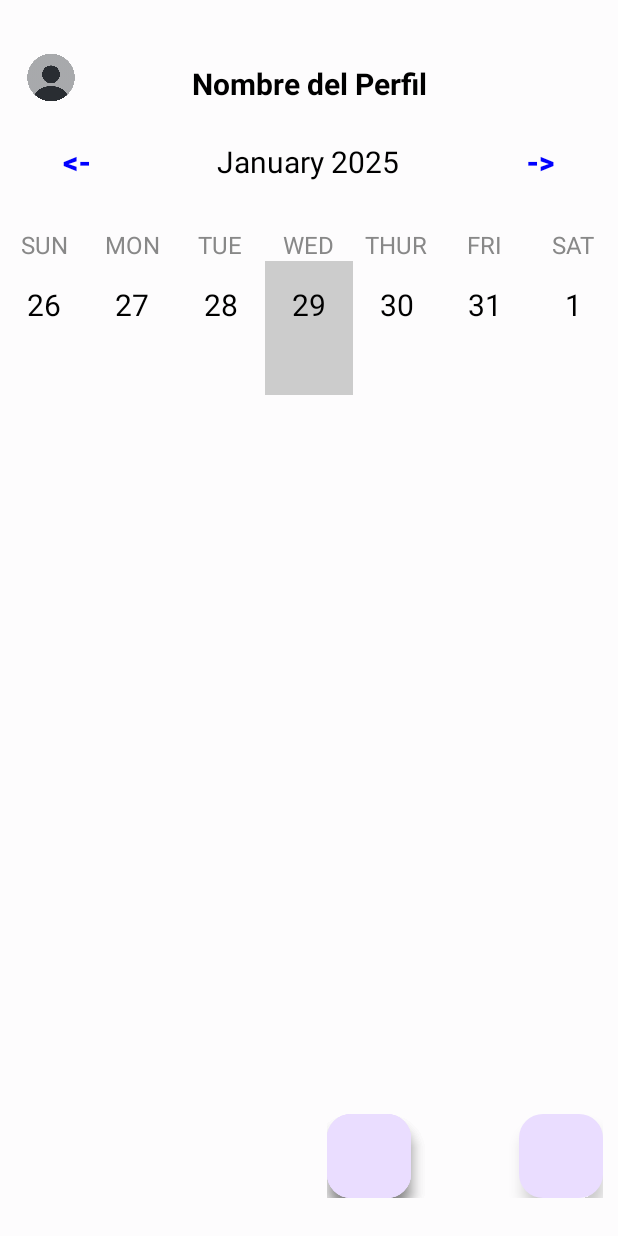
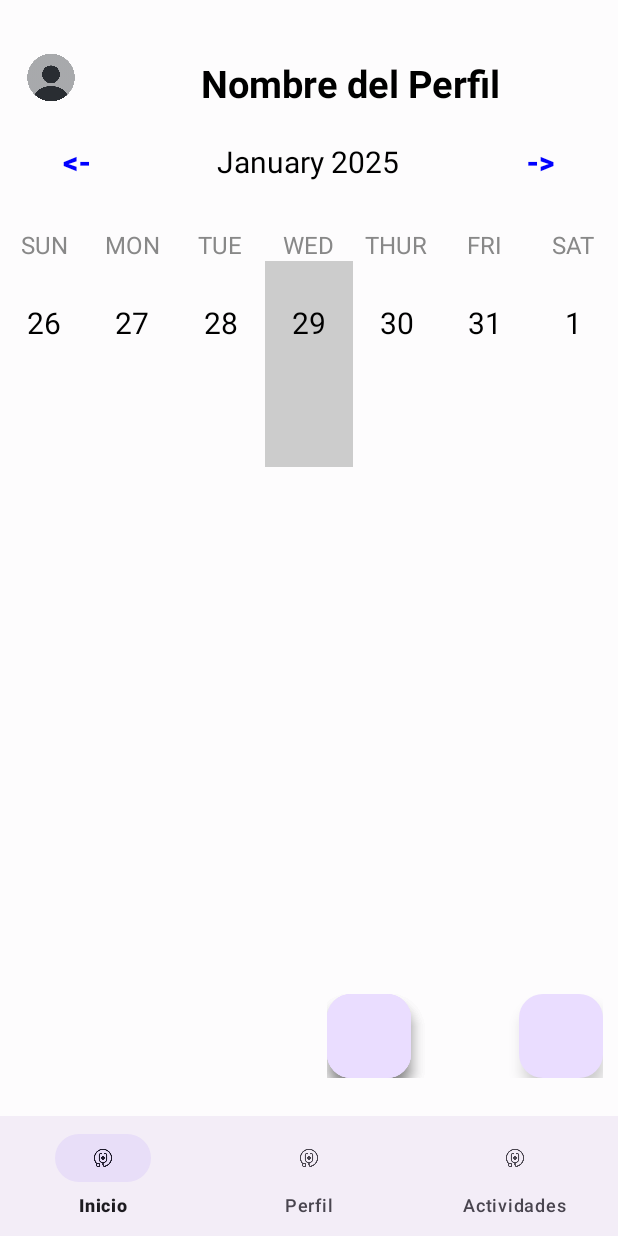
Before and after one commit to Camilo1138/AndroidProyect, an Android app: the InicioActivity screen opened directly, with no data from a screen before it, on a phone screen of 412 x 824 dp. Run offline under Robolectric (Android 15) with nearby library versions, the phone set to English and light mode, and no system bars; libraries missing offline, so code that uses them is left out: com.getbase.floatingactionbutton; plain views replace FloatingActionButton, FloatingActionsMenu; 10 statements that could not run were skipped.

Commit message:
cambios2

```diff
--- a/app/src/main/AndroidManifest.xml
+++ b/app/src/main/AndroidManifest.xml
@@ -12,6 +12,12 @@
         android:supportsRtl="true"
         android:theme="@style/Theme.MyApplication"
         tools:targetApi="31">
+        <activity
+            android:name=".actividadesActivity"
+            android:exported="false" />
+        <activity
+            android:name=".Secion_perfilActivity"
+            android:exported="false" />
         <activity
             android:name=".AggActividadFisicaActivity"
             android:exported="false" />
--- a/app/src/main/java/com/example/myapplication/InicioActivity.java
+++ b/app/src/main/java/com/example/myapplication/InicioActivity.java
@@ -4,12 +4,14 @@ package com.example.myapplication;
 
 import android.content.Intent;
 import android.os.Bundle;
+import android.view.MenuItem;
 import android.widget.ArrayAdapter;
 import android.widget.ListView;
 import android.widget.TextView;
 import android.view.View;
 
 import androidx.activity.EdgeToEdge;
+import androidx.annotation.NonNull;
 import androidx.appcompat.app.AppCompatActivity;
 
 import androidx.recyclerview.widget.GridLayoutManager;
@@ -18,6 +20,7 @@ import androidx.recyclerview.widget.RecyclerView;
 
 import com.getbase.floatingactionbutton.FloatingActionButton;
 import com.getbase.floatingactionbutton.FloatingActionsMenu;
+import com.google.android.material.bottomnavigation.BottomNavigationView;
 
 import java.io.BufferedReader;
 import java.io.FileInputStream;
@@ -36,6 +39,7 @@ public class InicioActivity extends AppCompatActivity implements CalendarAdapter
     private RecyclerView calendarRecyclerView;
     private ListView eventListView;
 
+    private BottomNavigationView bottomNavigationView;
 
     private boolean isFabOpen = false;
     private TextView tvProfileName;
@@ -51,8 +55,8 @@ public class InicioActivity extends AppCompatActivity implements CalendarAdapter
         FloatingActionButton fabMedicina = findViewById(R.id.idFabActualizar);
         FloatingActionButton fabActividad = findViewById(R.id.Actividad);
         FloatingActionButton fabMedico = findViewById(R.id.medico);
+        fabMedico.setTitle("Medicos");
 
-        fabMedico.setTitle("Medicos");
 
         // Configura listeners para los botones
         fabCitas.setOnClickListener(new View.OnClickListener() {
@@ -111,6 +115,7 @@ public class InicioActivity extends AppCompatActivity implements CalendarAdapter
 
 
     }
+
 
     private void initWidgets() {
         calendarRecyclerView = findViewById(R.id.calendarRecyclerView);
--- a/app/src/main/res/layout/activity_inicio.xml
+++ b/app/src/main/res/layout/activity_inicio.xml
@@ -34,9 +34,9 @@
             android:gravity="center"
             android:textColor="@color/black"
             android:layout_marginBottom="1dp"
-            android:layout_marginLeft="30dp"
+            android:layout_marginLeft="35dp"
             android:text="Nombre del Perfil"
-            android:textSize="20sp"
+            android:textSize="25sp"
             android:textStyle="bold"/>
     </LinearLayout>
 
@@ -157,7 +157,7 @@
         android:id="@+id/calendarRecyclerView"
         android:layout_width="match_parent"
         android:layout_height="0dp"
-        android:layout_weight="1"/>
+        android:layout_weight="3"/>
 
 
 
@@ -166,7 +166,7 @@
         android:layout_marginTop="30dp"
         android:layout_width="match_parent"
         android:layout_height="0dp"
-        android:layout_weight="5"/>
+        android:layout_weight="7"/>
 
     <com.getbase.floatingactionbutton.FloatingActionsMenu
         android:id="@+id/grupoFab"
@@ -217,4 +217,11 @@
 
     </com.getbase.floatingactionbutton.FloatingActionsMenu>
 
+    <com.google.android.material.bottomnavigation.BottomNavigationView
+        android:id="@+id/bottomNavigationView"
+        android:layout_width="match_parent"
+        android:layout_height="wrap_content"
+        android:layout_gravity="bottom"
+        app:menu="@menu/bottom_nav_menu"/>
+
 </LinearLayout>
--- a/app/src/main/res/menu/bottom_nav_menu.xml
+++ b/app/src/main/res/menu/bottom_nav_menu.xml
@@ -4,12 +4,16 @@
         android:id="@+id/nav_home"
         android:icon="@drawable/citaa"
         android:title="Inicio" />
-    <item
-        android:id="@+id/nav_search"
-        android:icon="@drawable/citaa"
-        android:title="Buscar" />
+
     <item
         android:id="@+id/nav_profile"
         android:icon="@drawable/citaa"
         android:title="Perfil" />
+
+    <item
+        android:id="@+id/nav_act"
+        android:icon="@drawable/citaa"
+        android:title="Actividades" />
+
+
 </menu>
```
Also changed, not shown: app/src/main/java/com/example/myapplication/Secion_perfilActivity.java (added, +24 -0 lines), app/src/main/java/com/example/myapplication/actividadesActivity.java (added, +24 -0 lines), app/src/main/res/layout/activity_actividades.xml (added, +10 -0 lines), app/src/main/res/layout/activity_secion_perfil.xml (added, +10 -0 lines).
